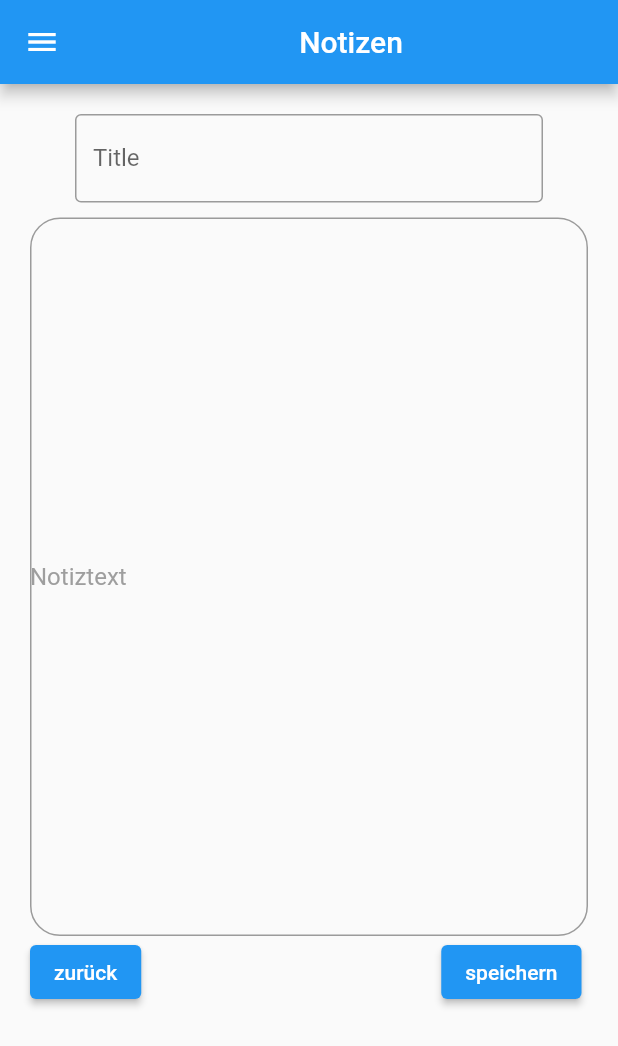
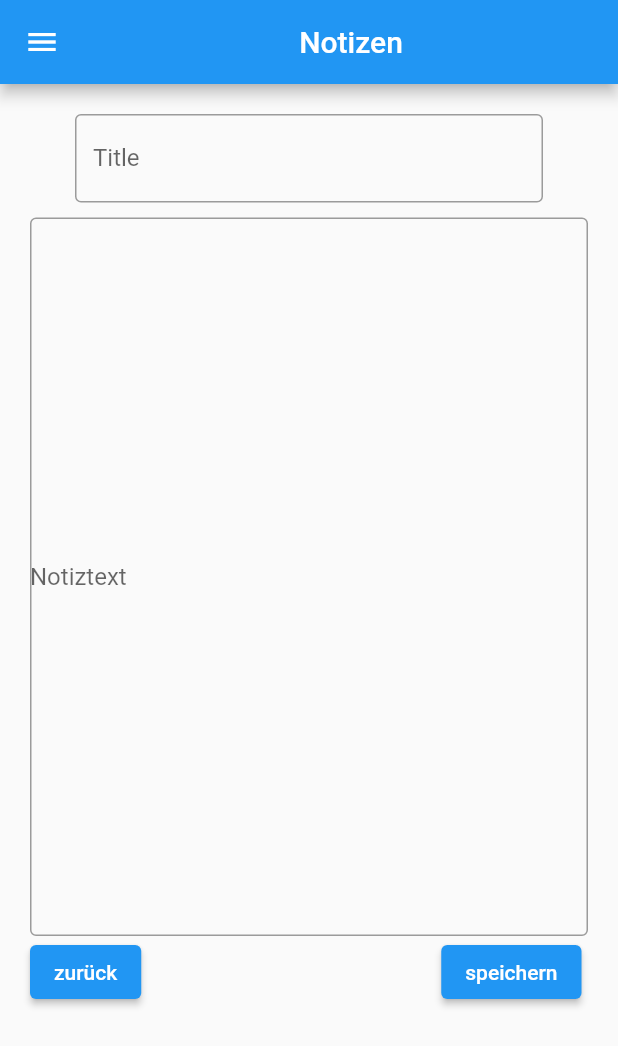
Before and after one commit to AaronLinder/notizapp, a Flutter app: the screen it shows after launch, on a phone screen of 412 x 824 dp. Shown: the top 1046 px of the screen. Run offline on Flutter 3.47's test engine with Material 2 defaults, Android fonts, the phone set to English and light mode, and no system bars.

Commit message:
Update notiz.dart

```diff
--- a/lib/notiz.dart
+++ b/lib/notiz.dart
@@ -28,21 +28,15 @@ class notiz extends StatelessWidget {
                     )),
               ),
               const SizedBox(height: 10),
-              TextFormField(
-                minLines: 1,
-                maxLines: null,
-                keyboardType: TextInputType.multiline,
-                decoration: InputDecoration(
-                  contentPadding: EdgeInsets.only(bottom: 460),
-                  hintText: 'Notiztext',
-                  hintStyle: TextStyle(
-                      color: Colors.grey
-                  ),
-                  border: OutlineInputBorder(
-                    borderRadius: BorderRadius.all(Radius.circular(20.0)),
-                  ),
-                ),
-              ),
+              const TextField(
+                  textInputAction: TextInputAction.newline,
+                  keyboardType: TextInputType.multiline,
+                  maxLines: null,
+                  decoration: InputDecoration(
+                    contentPadding: EdgeInsets.only(bottom: 460),
+                    border: OutlineInputBorder(),
+                    hintText: "Notiztext",
+                  )),
               Flexible(
                 child: Align(
                   alignment: Alignment.bottomCenter,
```
